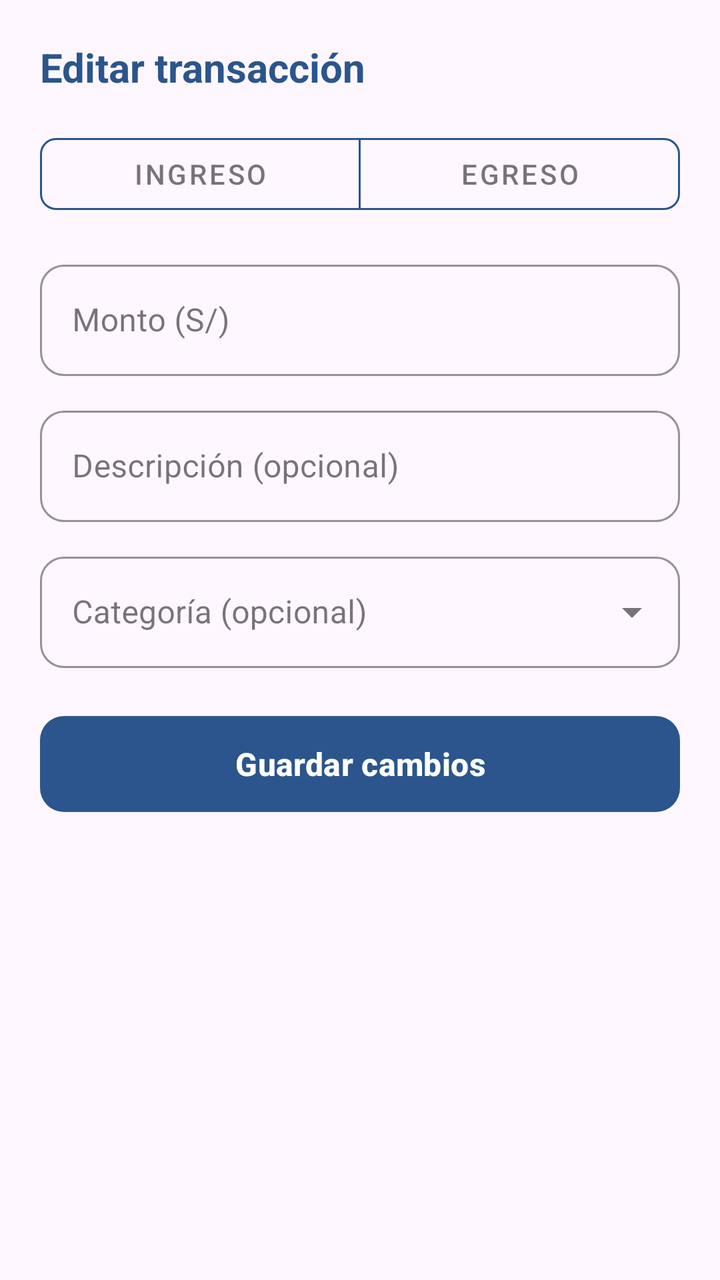
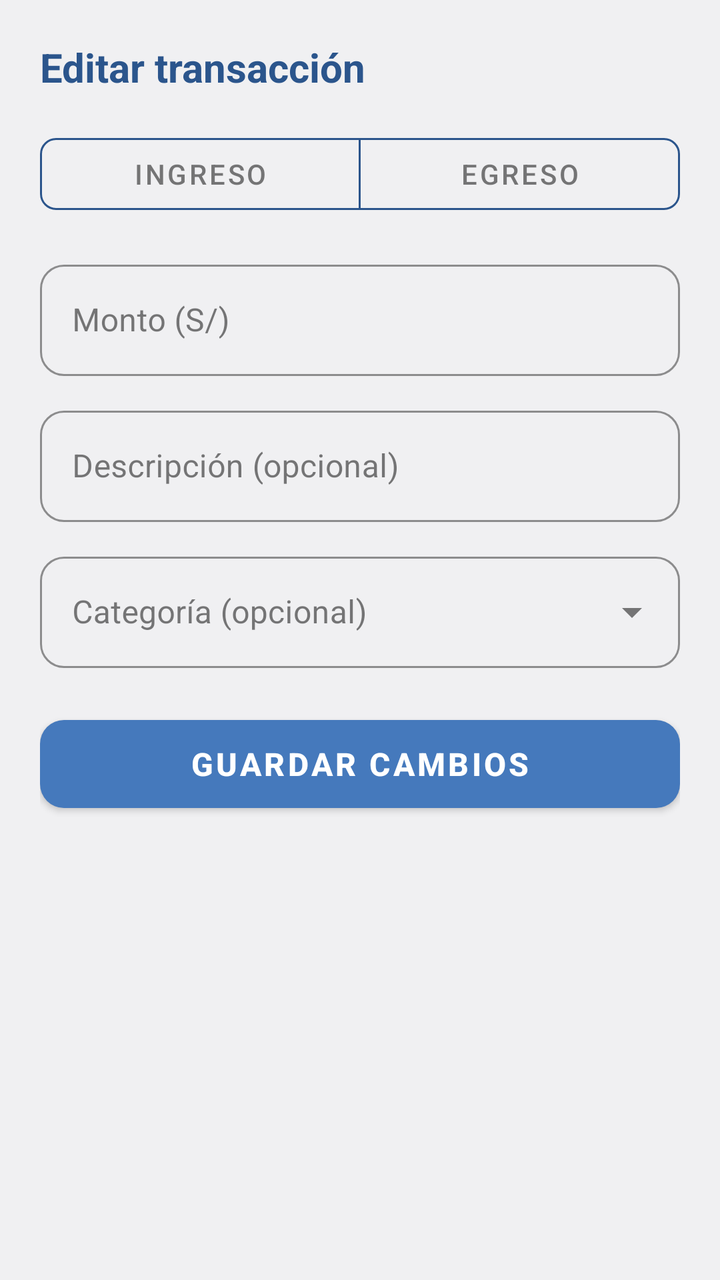

Before-and-after screenshots of an Android layout around one commit, followed by the original layout XML and the change that was made.
<!-- AndroidManifest.xml: application theme Theme.Finanzas_independientes_app -->
<!-- res/layout/dialog_edit_transaction.xml -->
<?xml version="1.0" encoding="utf-8"?>
<LinearLayout
    xmlns:android="http://schemas.android.com/apk/res/android"
    xmlns:app="http://schemas.android.com/apk/res-auto"
    android:layout_width="match_parent"
    android:layout_height="wrap_content"
    android:orientation="vertical"
    android:padding="20dp">

    <TextView
        android:layout_width="wrap_content"
        android:layout_height="wrap_content"
        android:text="Editar transacción"
        android:textColor="@color/blue_dark"
        android:textSize="20sp"
        android:textStyle="bold"
        android:layout_marginBottom="16dp" />

    
    <com.google.android.material.button.MaterialButtonToggleGroup
        android:id="@+id/toggleTipo"
        android:layout_width="match_parent"
        android:layout_height="wrap_content"
        android:layout_marginBottom="16dp"
        app:singleSelection="true"
        app:selectionRequired="true">

        <com.google.android.material.button.MaterialButton
            android:id="@+id/btnTipoIngreso"
            style="@style/Widget.MaterialComponents.Button.OutlinedButton"
            android:layout_width="0dp"
            android:layout_height="wrap_content"
            android:layout_weight="1"
            android:text="Ingreso"
            android:textSize="14sp"
            app:strokeColor="@color/blue_dark"
            app:cornerRadius="8dp" />

        <com.google.android.material.button.MaterialButton
            android:id="@+id/btnTipoEgreso"
            style="@style/Widget.MaterialComponents.Button.OutlinedButton"
            android:layout_width="0dp"
            android:layout_height="wrap_content"
            android:layout_weight="1"
            android:text="Egreso"
            android:textSize="14sp"
            app:strokeColor="@color/blue_dark"
            app:cornerRadius="8dp" />

    </com.google.android.material.button.MaterialButtonToggleGroup>

    
    <com.google.android.material.textfield.TextInputLayout
        android:id="@+id/tilMonto"
        style="@style/Widget.MaterialComponents.TextInputLayout.OutlinedBox"
        android:layout_width="match_parent"
        android:layout_height="wrap_content"
        android:layout_marginBottom="12dp"
        android:hint="Monto (S/)"
        app:boxStrokeColor="@color/blue_dark"
        app:hintTextColor="@color/blue_dark"
        app:boxCornerRadiusTopStart="12dp"
        app:boxCornerRadiusTopEnd="12dp"
        app:boxCornerRadiusBottomStart="12dp"
        app:boxCornerRadiusBottomEnd="12dp">

        <com.google.android.material.textfield.TextInputEditText
            android:id="@+id/etMonto"
            android:layout_width="match_parent"
            android:layout_height="wrap_content"
            android:inputType="numberDecimal" />
    </com.google.android.material.textfield.TextInputLayout>

    
    <com.google.android.material.textfield.TextInputLayout
        android:id="@+id/tilDescripcion"
        style="@style/Widget.MaterialComponents.TextInputLayout.OutlinedBox"
        android:layout_width="match_parent"
        android:layout_height="wrap_content"
        android:layout_marginBottom="12dp"
        android:hint="Descripción (opcional)"
        app:boxStrokeColor="@color/blue_dark"
        app:hintTextColor="@color/blue_dark"
        app:boxCornerRadiusTopStart="12dp"
        app:boxCornerRadiusTopEnd="12dp"
        app:boxCornerRadiusBottomStart="12dp"
        app:boxCornerRadiusBottomEnd="12dp">

        <com.google.android.material.textfield.TextInputEditText
            android:id="@+id/etDescripcion"
            android:layout_width="match_parent"
            android:layout_height="wrap_content"
            android:inputType="text" />
    </com.google.android.material.textfield.TextInputLayout>

    
    <com.google.android.material.textfield.TextInputLayout
        android:id="@+id/tilCategoria"
        style="@style/Widget.MaterialComponents.TextInputLayout.OutlinedBox.ExposedDropdownMenu"
        android:layout_width="match_parent"
        android:layout_height="wrap_content"
        android:layout_marginBottom="20dp"
        android:hint="Categoría (opcional)"
        app:boxStrokeColor="@color/blue_dark"
        app:hintTextColor="@color/blue_dark"
        app:boxCornerRadiusTopStart="12dp"
        app:boxCornerRadiusTopEnd="12dp"
        app:boxCornerRadiusBottomStart="12dp"
        app:boxCornerRadiusBottomEnd="12dp">

        <AutoCompleteTextView
            android:id="@+id/actvCategoria"
            android:layout_width="match_parent"
            android:layout_height="wrap_content"
            android:inputType="none"
            android:focusable="false" />
    </com.google.android.material.textfield.TextInputLayout>

    
    <com.google.android.material.button.MaterialButton
        android:id="@+id/btnGuardar"
        android:layout_width="match_parent"
        android:layout_height="56dp"
        android:text="Guardar cambios"
        android:textColor="@color/white"
        android:textSize="16sp"
        android:textStyle="bold"
        app:backgroundTint="@color/blue_dark"
        app:cornerRadius="12dp" />

</LinearLayout>
<!-- resources referenced by this layout -->
<resources>
  <color name="blue_dark">#2B558C</color>
  <color name="white">#FFFFFF</color>
  <style name="Theme.Finanzas_independientes_app" parent="Base.Theme.Finanzas_independientes_app" />
  <style name="Base.Theme.Finanzas_independientes_app" parent="Theme.Material3.DayNight.NoActionBar">
          
          
      </style>
</resources>

<!-- the commit's change to res/layout/dialog_edit_transaction.xml (unified diff, before → after) -->
@@ -119,13 +119,9 @@
     
     <com.google.android.material.button.MaterialButton
         android:id="@+id/btnGuardar"
+        style="@style/Widget.App.Button"
         android:layout_width="match_parent"
         android:layout_height="56dp"
-        android:text="Guardar cambios"
-        android:textColor="@color/white"
-        android:textSize="16sp"
-        android:textStyle="bold"
-        app:backgroundTint="@color/blue_dark"
-        app:cornerRadius="12dp" />
+        android:text="Guardar cambios" />
 
 </LinearLayout>
<!-- resource entries referenced after the edit -->
@@ -1,11 +1,39 @@
 <!-- resources referenced by this layout -->
 <resources>
   <color name="blue_dark">#2B558C</color>
+  <style name="Widget.App.Button" parent="Widget.MaterialComponents.Button">
+          <item name="android:minHeight">56dp</item>
+          <item name="backgroundTint">@color/blue_primary</item>
+          <item name="android:textColor">@color/white</item>
+          <item name="android:textSize">16sp</item>
+          <item name="android:textStyle">bold</item>
+          <item name="shapeAppearance">@style/ShapeAppearance.App.MediumComponent</item>
+      </style>
   <color name="white">#FFFFFF</color>
+  <style name="ShapeAppearance.App.MediumComponent" parent="ShapeAppearance.Material3.MediumComponent">
+          <item name="cornerSize">12dp</item>
+      </style>
   <style name="Theme.Finanzas_independientes_app" parent="Base.Theme.Finanzas_independientes_app" />
+  <color name="blue_primary">#4579BC</color>
   <style name="Base.Theme.Finanzas_independientes_app" parent="Theme.Material3.DayNight.NoActionBar">
-          
-          
+          <item name="colorPrimary">@color/blue_primary</item>
+          <item name="colorOnPrimary">@color/white</item>
+          <item name="colorSecondary">@color/blue_dark</item>
+          <item name="colorOnSecondary">@color/white</item>
+          <item name="colorSurface">@color/surface</item>
+          <item name="colorOnSurface">@color/on_surface</item>
+          <item name="colorSurfaceVariant">@color/surface_variant</item>
+          <item name="colorOnSurfaceVariant">@color/on_surface_variant</item>
+          <item name="android:colorBackground">@color/background</item>
+          <item name="colorError">@color/error_red</item>
+          <item name="colorOutline">@color/outline</item>
       </style>
+  <color name="surface">#FFFFFF</color>
+  <color name="on_surface">#222222</color>
+  <color name="surface_variant">#F0F0F2</color>
+  <color name="on_surface_variant">#555555</color>
+  <color name="background">#F0F0F2</color>
+  <color name="error_red">#B00020</color>
+  <color name="outline">#C4C4C4</color>
 </resources>
 
